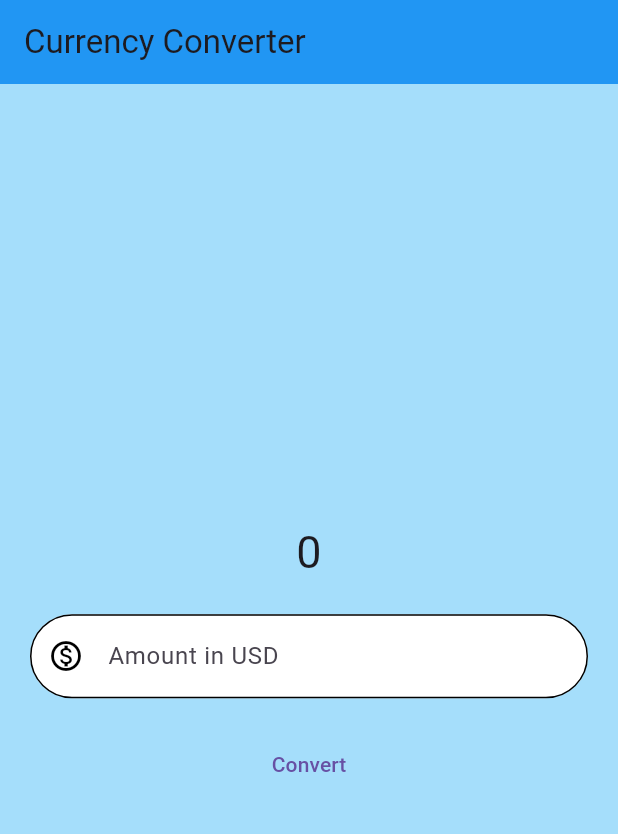
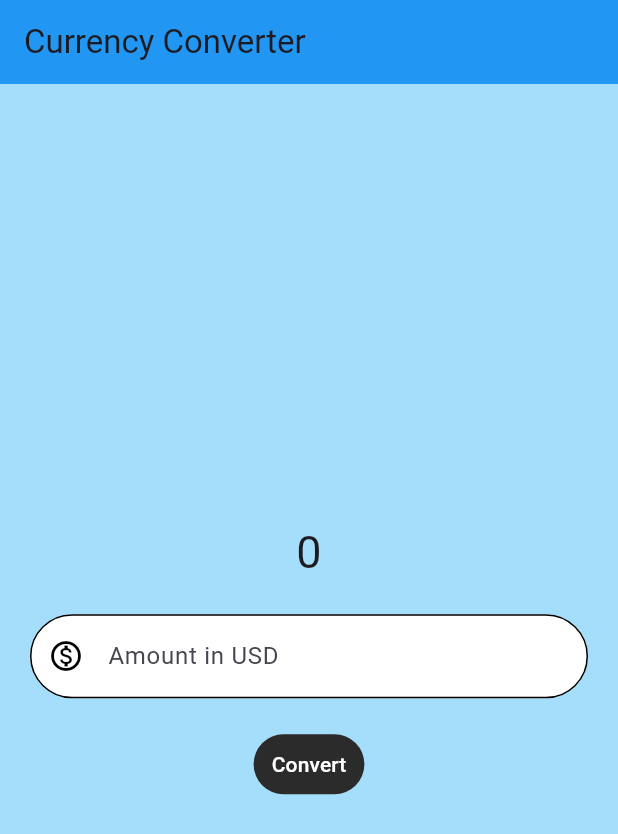
Before and after one commit to MissVintee/currency_convertor, a Flutter app: the screen it shows after launch, after a tap on "Convert", on a phone screen of 412 x 824 dp. Shown: the top 834 px of the screen. Run offline on Flutter 3.47's test engine with Material 3 defaults, Android fonts, the phone set to English and light mode, and no system bars.

Commit message:
adding textbutton

```diff
--- a/lib/currency_converter_material.dart
+++ b/lib/currency_converter_material.dart
@@ -34,9 +34,12 @@ class CurrencyConverterMaterial extends StatelessWidget{
               ),
             ),
             TextButton(
-              onPressed: (){
-                debugPrint("button pressed");
-              }, child: Text('Convert'),
+              onPressed: () {debugPrint("button pressed");},
+              style: ButtonStyle(
+                  backgroundColor: WidgetStatePropertyAll(const Color.fromARGB(255, 44, 43, 43)),
+                  foregroundColor: WidgetStatePropertyAll(Colors.white),
+                ),
+              child: Text('Convert'),
             ),
           ],
         ),
```
